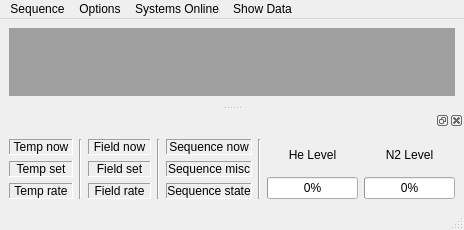
Qt form configurations/Cryostat GUI.ui (Cryostat-GUI/Cryostat-GUI) before a commit.
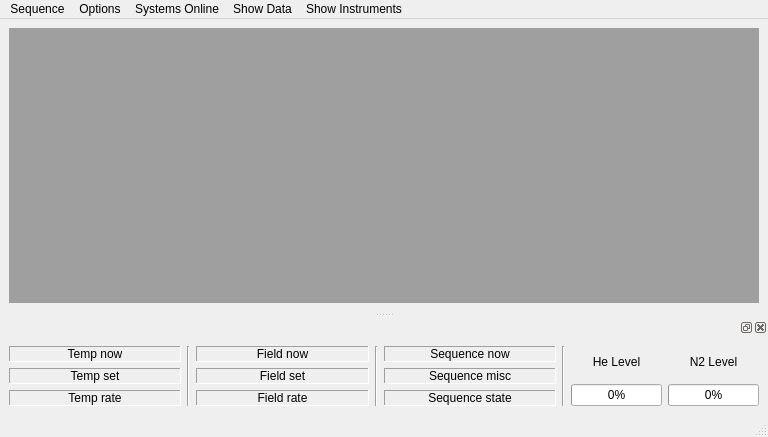
The same form after that commit.

Diff of the .ui file:
```diff
--- a/configurations/Cryostat GUI.ui
+++ b/configurations/Cryostat GUI.ui
@@ -6,8 +6,8 @@
    <rect>
     <x>0</x>
     <y>0</y>
-    <width>464</width>
-    <height>229</height>
+    <width>768</width>
+    <height>437</height>
    </rect>
   </property>
   <property name="windowTitle">
@@ -46,7 +46,7 @@
     <rect>
      <x>0</x>
      <y>0</y>
-     <width>464</width>
+     <width>768</width>
      <height>21</height>
     </rect>
    </property>
@@ -116,10 +116,21 @@
     <addaction name="action_plotLive"/>
     <addaction name="action_plotDatabase"/>
    </widget>
+   <widget class="QMenu" name="menuShow_Instruments">
+    <property name="title">
+     <string>Show Instruments</string>
+    </property>
+    <addaction name="action_show_ITC"/>
+    <addaction name="action_show_ILM"/>
+    <addaction name="action_show_IPS"/>
+    <addaction name="separator"/>
+    <addaction name="action_show_LakeShore350"/>
+   </widget>
    <addaction name="menuControl"/>
    <addaction name="menuOptions"/>
    <addaction name="menuSystems_Online"/>
    <addaction name="menuShow_Data"/>
+   <addaction name="menuShow_Instruments"/>
   </widget>
   <widget class="QStatusBar" name="statusbar"/>
   <widget class="QDockWidget" name="Main_dock_infobox">
```
Left out of the diff: 17 changed lines with no effect on the pictures.
